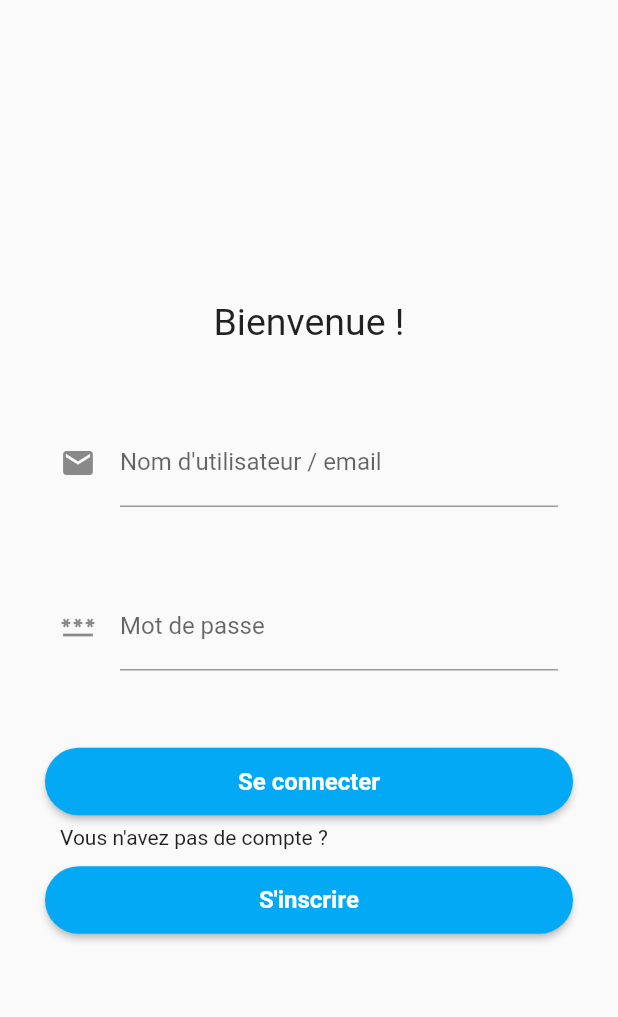
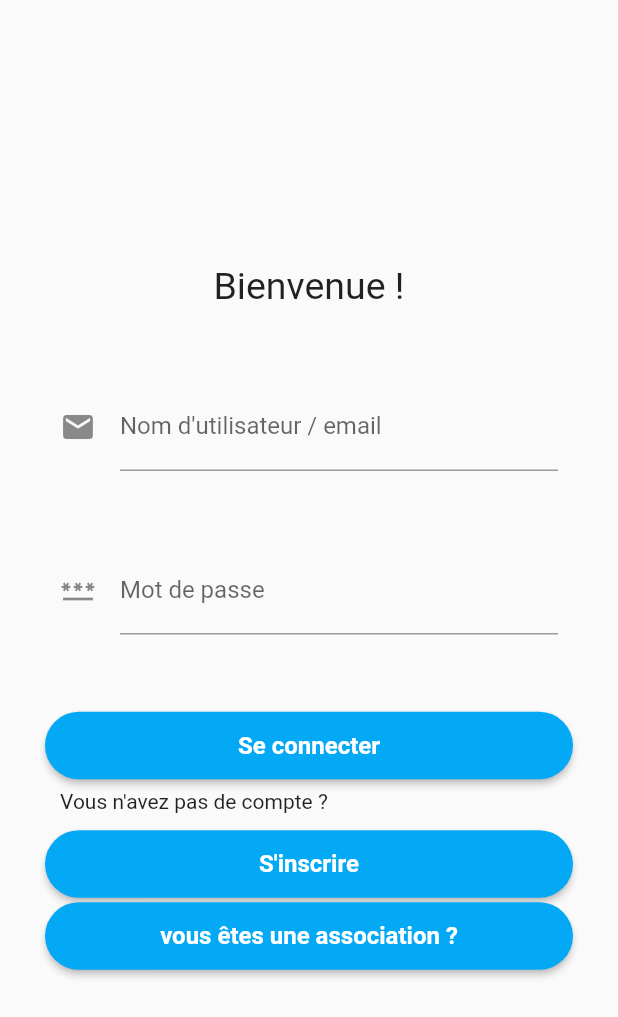
Before and after one commit to juxqq/stage-project-mobile, a Flutter app: the screen it shows after launch, on a phone screen of 412 x 824 dp. Shown: the top 1017 px of the screen. Run offline on Flutter 3.47's test engine with Material 2 defaults, Android fonts, the phone set to English and light mode, and no system bars; our stand-ins replace bottom_navy_bar; missing offline and left inert: dart:ffi, flutter_session; accounts and stored records are empty; Roboto replaces fonts that are missing (nunito).

```diff
--- a/lib/main.dart
+++ b/lib/main.dart
@@ -1,4 +1,5 @@
 import 'package:flutter/material.dart';
+import 'package:mobile_app/views/assoc/signup_assoc.dart';
 import 'views/auth/profile.dart';
 import 'views/auth/reset.dart';
 import 'views/auth/login.dart';
@@ -25,7 +26,8 @@ class MyApp extends StatelessWidget {
         '/main': (context) => const Login(),
         '/signup': (context) => const SignUp(),
         '/profile': (context) => const Profile(),
-        '/reset': (context) => const ResetPassword()
+        '/reset': (context) => const ResetPassword(),
+        '/signupAssoc': (context) => const SignUpAssoc(),
       },
       home: FutureBuilder(
         future: UserService.getToken(),
--- a/lib/views/assoc/signup_assoc.dart
+++ b/lib/views/assoc/signup_assoc.dart
@@ -188,7 +188,7 @@ class _SignUpAssocState extends State<SignUpAssoc> {
               child: TextFormField(
                 controller: siteWebController,
                 validator: (value) {
-                  return value!.validateEmail();
+                  return value!.validateLink();
                 },
                 decoration: InputDecoration(
                     labelText: "Site web", icon: Icon(Icons.add_link)),
--- a/lib/views/auth/login.dart
+++ b/lib/views/auth/login.dart
@@ -89,7 +89,9 @@ class _LoginState extends State<Login> {
                                   style: TextStyle(fontSize: 14))),
             const SizedBox(height: 10),
             RadiusButton("S'inscrire",
-                                () { Navigator.pushNamed(context, "/signup"); }, Colors.lightBlue)
+                                () { Navigator.pushNamed(context, "/signup"); }, Colors.lightBlue),
+          RadiusButton("vous êtes une association ?",
+                  () { Navigator.pushNamed(context, "/signupAssoc"); }, Colors.lightBlue)
         ],
       )
     ));
```
Also changed, not shown: lib/extensions/validator_extensions.dart (+14 -0 lines).
